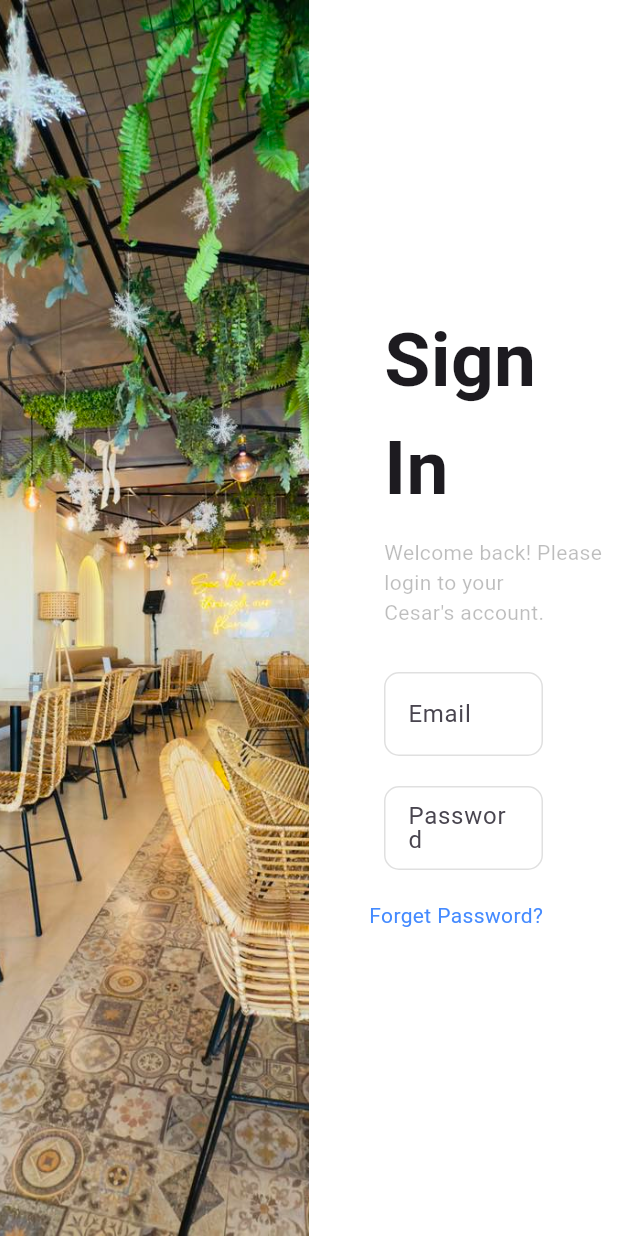
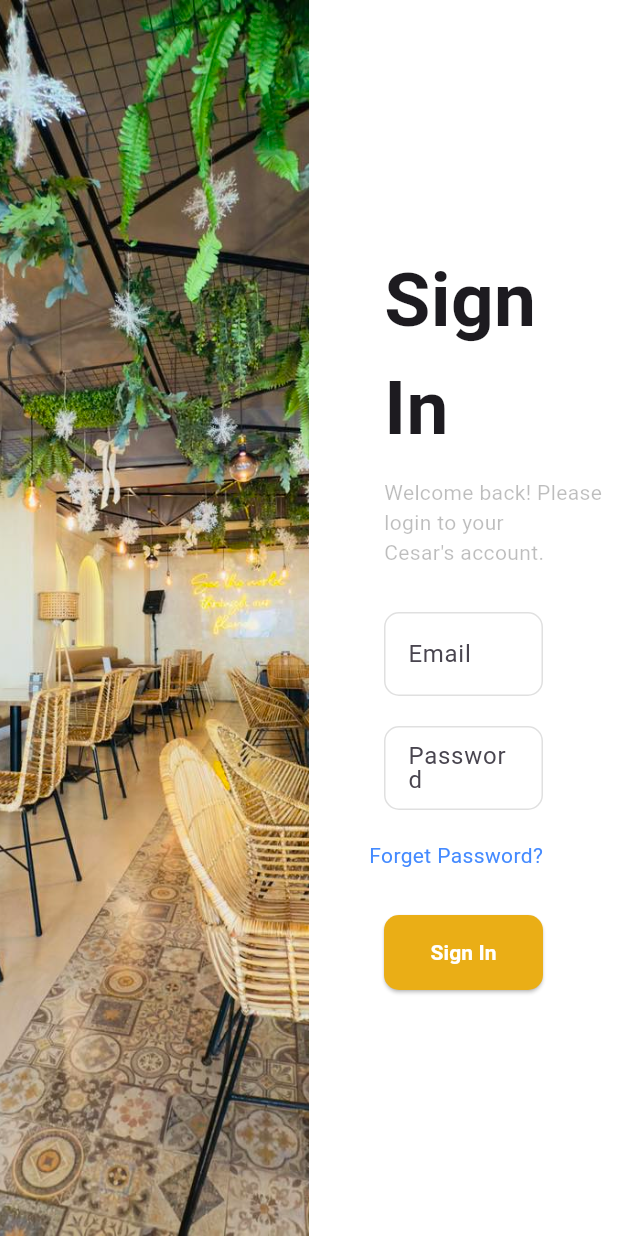
Before and after one commit to Quanby-OJT/Mobile-POS, a Flutter app: the screen it shows after launch, on a phone screen of 412 x 824 dp. Run offline on Flutter 3.47's test engine with Material 3 defaults, Android fonts, the phone set to English and light mode, and no system bars.

Commit message:
Add sign in button

```diff
--- a/lib/views/login_page.dart
+++ b/lib/views/login_page.dart
@@ -1,4 +1,5 @@
 import 'package:flutter/material.dart';
+import 'package:mobile_pos/views/otp_page.dart';
 
 class LoginPage extends StatefulWidget {
   const LoginPage({super.key});
@@ -131,6 +132,32 @@ class _LoginPageState extends State<LoginPage> {
                         ),
                       ),
                     ),
+                    Padding(
+                      padding: EdgeInsets.only(left: 50, right: 50, top:30),
+                      child: ElevatedButton(
+                        style: ElevatedButton.styleFrom(
+                          minimumSize: Size(double.infinity, 50),
+                          backgroundColor: Color(0xFFEAAE16),
+                          shape: RoundedRectangleBorder(
+                            borderRadius: BorderRadius.circular(10)
+                          )
+                        ),
+
+                        onPressed: () {
+                          Navigator.push(
+                            context,
+                            MaterialPageRoute(builder: (context) => OtpPage()),
+                          );
+                        },
+                        child: Text(
+                          'Sign In',
+                          style: TextStyle(
+                            color: Colors.white,
+                            fontWeight: FontWeight.bold
+                          ),
+                          )
+                        ),
+                    ),
                   ],
                 )
               ),
```
Also changed, not shown: lib/views/otp_page.dart (added, +15 -0 lines).
